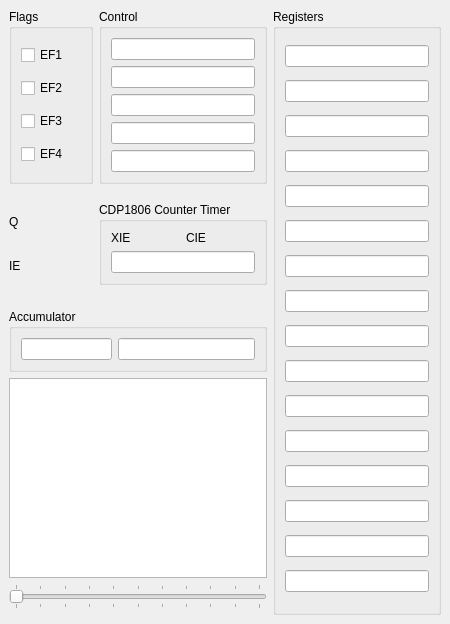
First picture: the form in processor.ui, repository Mark-Clegg/EM1802, before the edit.
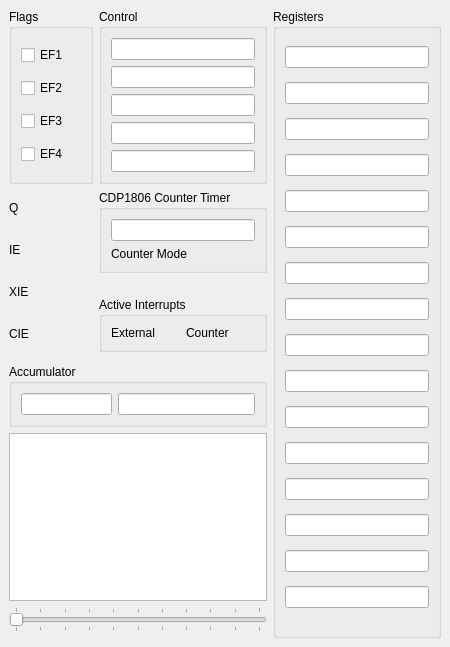
Second picture: the form after the edit. Custom widgets are drawn as their Qt base class.

Commit message: Processor UI changes to add active interrupts

What changed in the file:
```diff
--- a/processor.ui
+++ b/processor.ui
@@ -7,13 +7,13 @@
     <x>0</x>
     <y>0</y>
     <width>450</width>
-    <height>624</height>
+    <height>647</height>
    </rect>
   </property>
   <property name="minimumSize">
    <size>
     <width>450</width>
-    <height>612</height>
+    <height>647</height>
    </size>
   </property>
   <property name="features">
@@ -353,57 +353,91 @@
       </property>
      </widget>
     </item>
-    <item row="3" column="1" rowspan="2">
+    <item row="1" column="1">
      <widget class="QGroupBox" name="CDP1806">
       <property name="title">
        <string>CDP1806 Counter Timer</string>
       </property>
       <layout class="QGridLayout" name="gridLayout">
-       <item row="0" column="0">
-        <widget class="IndicatorLED" name="XIE">
-         <property name="text">
-          <string>XIE</string>
-         </property>
-        </widget>
-       </item>
-       <item row="0" column="1">
-        <widget class="IndicatorLED" name="CIE">
-         <property name="text">
-          <string>CIE</string>
-         </property>
-        </widget>
-       </item>
-       <item row="1" column="0" colspan="2">
+       <item row="1" column="0">
         <widget class="Register" name="Cntr"/>
        </item>
+       <item row="2" column="0">
+        <widget class="QLabel" name="CounterMode">
+         <property name="text">
+          <string>Counter Mode</string>
+         </property>
+        </widget>
+       </item>
       </layout>
      </widget>
     </item>
-    <item row="4" column="0">
-     <widget class="IndicatorLED" name="IE">
-      <property name="minimumSize">
-       <size>
-        <width>0</width>
-        <height>22</height>
-       </size>
+    <item row="5" column="1" rowspan="2">
+     <widget class="QGroupBox" name="groupBox_5">
+      <property name="title">
+       <string>Active Interrupts</string>
       </property>
-      <property name="text">
-       <string>IE</string>
-      </property>
+      <layout class="QHBoxLayout" name="horizontalLayout_2">
+       <item>
+        <widget class="IndicatorLED" name="XI">
+         <property name="text">
+          <string>External</string>
+         </property>
+        </widget>
+       </item>
+       <item>
+        <widget class="IndicatorLED" name="CI">
+         <property name="text">
+          <string>Counter</string>
+         </property>
+        </widget>
+       </item>
+      </layout>
      </widget>
     </item>
-    <item row="3" column="0">
-     <widget class="IndicatorLED" name="Q">
-      <property name="minimumSize">
-       <size>
-        <width>0</width>
-        <height>22</height>
-       </size>
-      </property>
-      <property name="text">
-       <string>Q</string>
-      </property>
-     </widget>
+    <item row="1" column="0" rowspan="6">
+     <layout class="QVBoxLayout" name="verticalLayout_4">
+      <item>
+       <widget class="IndicatorLED" name="Q">
+        <property name="minimumSize">
+         <size>
+          <width>0</width>
+          <height>22</height>
+         </size>
+        </property>
+        <property name="text">
+         <string>Q</string>
+        </property>
+       </widget>
+      </item>
+      <item>
+       <widget class="IndicatorLED" name="IE">
+        <property name="minimumSize">
+         <size>
+          <width>0</width>
+          <height>22</height>
+         </size>
+        </property>
+        <property name="text">
+         <string>IE</string>
+        </property>
+       </widget>
+      </item>
+      <item>
+       <widget class="IndicatorLED" name="XIE">
+        <property name="text">
+         <string>XIE</string>
+        </property>
+       </widget>
+      </item>
+      <item>
+       <widget class="IndicatorLED" name="CIE">
+        <property name="text">
+         <string>CIE</string>
+        </property>
+       </widget>
+      </item>
+     </layout>
     </item>
    </layout>
   </widget>
```
The commit also changes 2 other files.
